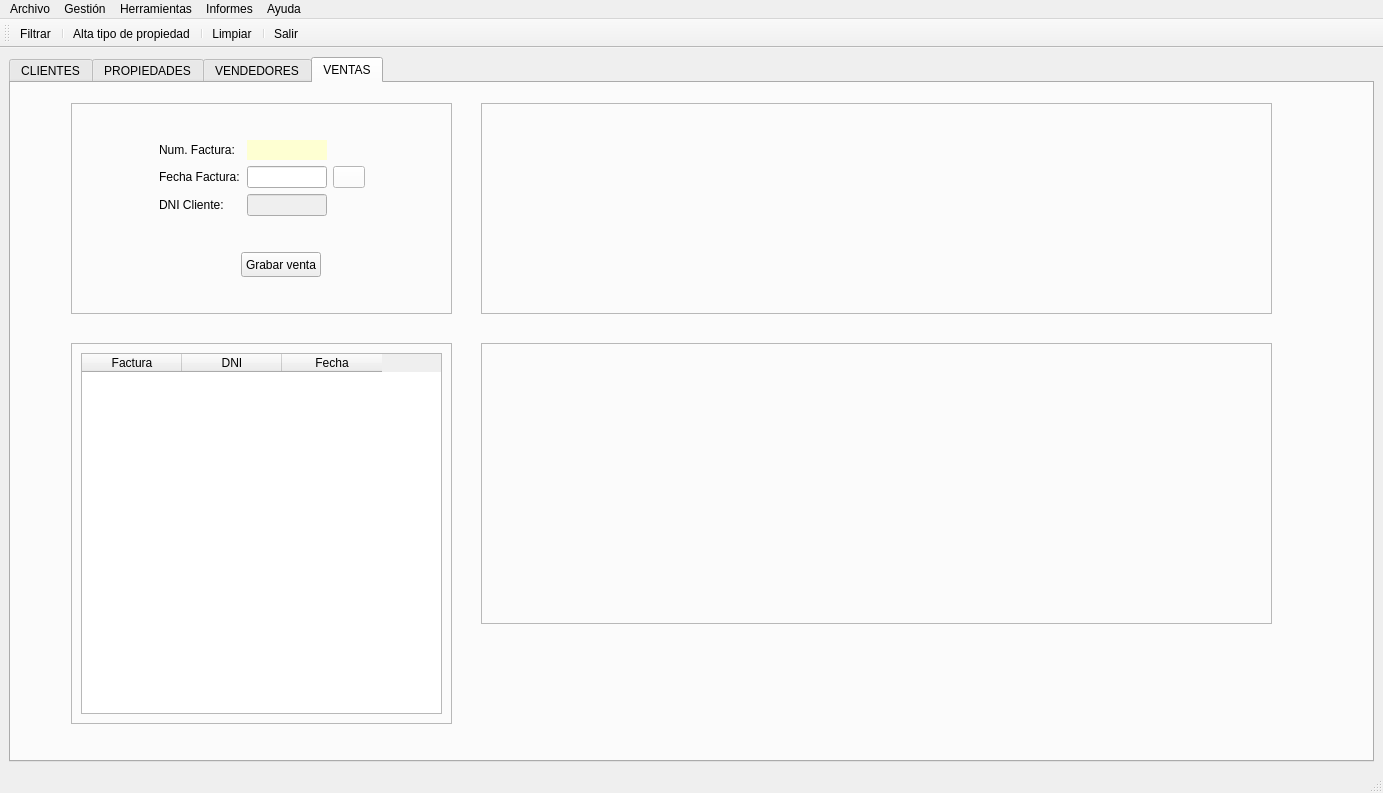
The window that templates/venPrincipal.ui (yelkov/ProyectoDI) describes before a commit, drawn with Qt 5.
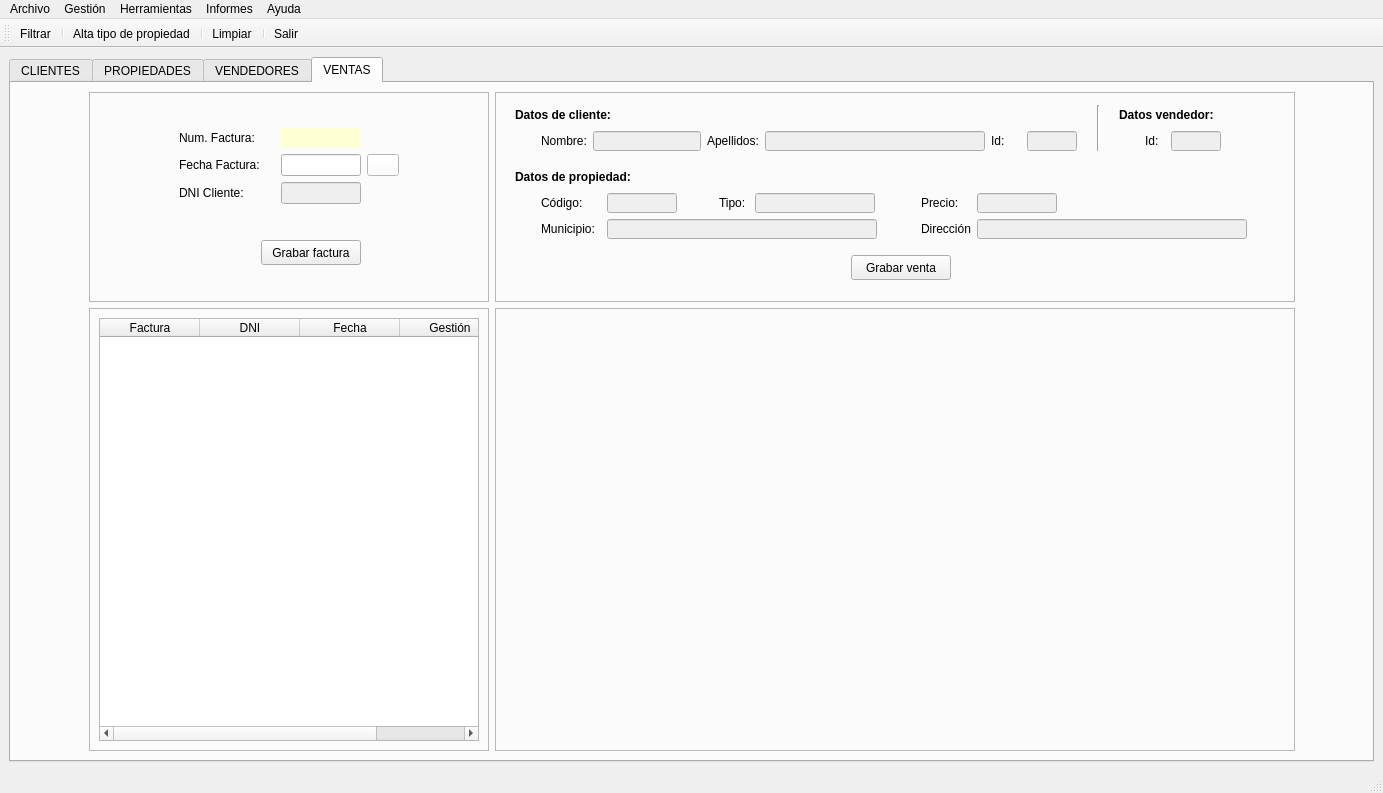
The same window after the commit. Icons and pictures are not drawn.

What changed in the file:
```diff
--- a/templates/venPrincipal.ui
+++ b/templates/venPrincipal.ui
@@ -5061,14 +5061,22 @@
        <attribute name="title">
         <string>VENTAS</string>
        </attribute>
+       <layout class="QGridLayout" name="gridLayout_15">
+        <item row="0" column="2">
+         <layout class="QGridLayout" name="gridLayout_14">
+          <item row="0" column="1">
        <widget class="QFrame" name="frame">
-        <property name="geometry">
-         <rect>
-          <x>60</x>
-          <y>20</y>
-          <width>381</width>
-          <height>211</height>
-         </rect>
+            <property name="minimumSize">
+             <size>
+              <width>400</width>
+              <height>210</height>
+             </size>
+            </property>
+            <property name="maximumSize">
+             <size>
+              <width>400</width>
+              <height>210</height>
+             </size>
         </property>
         <property name="frameShape">
          <enum>QFrame::StyledPanel</enum>
@@ -5194,18 +5202,18 @@
               <widget class="QPushButton" name="btnGrabarFactura">
                <property name="minimumSize">
                 <size>
-                 <width>80</width>
+                     <width>100</width>
                  <height>25</height>
                 </size>
                </property>
                <property name="maximumSize">
                 <size>
-                 <width>80</width>
+                     <width>100</width>
                  <height>25</height>
                 </size>
                </property>
                <property name="text">
-                <string>Grabar venta</string>
+                    <string>Grabar factura</string>
                </property>
               </widget>
              </item>
@@ -5270,14 +5278,45 @@
          </item>
         </layout>
        </widget>
+          </item>
+          <item row="1" column="2">
+           <widget class="QFrame" name="frame_4">
+            <property name="minimumSize">
+             <size>
+              <width>800</width>
+              <height>0</height>
+             </size>
+            </property>
+            <property name="maximumSize">
+             <size>
+              <width>800</width>
+              <height>16777215</height>
+             </size>
+            </property>
+            <property name="frameShape">
+             <enum>QFrame::StyledPanel</enum>
+            </property>
+            <property name="frameShadow">
+             <enum>QFrame::Sunken</enum>
+            </property>
+            <property name="lineWidth">
+             <number>1</number>
+            </property>
+           </widget>
+          </item>
+          <item row="1" column="1">
        <widget class="QFrame" name="frame_2">
-        <property name="geometry">
-         <rect>
-          <x>60</x>
-          <y>260</y>
-          <width>381</width>
-          <height>381</height>
-         </rect>
+            <property name="minimumSize">
+             <size>
+              <width>400</width>
+              <height>0</height>
+             </size>
+            </property>
+            <property name="maximumSize">
+             <size>
+              <width>400</width>
+              <height>16777215</height>
+             </size>
         </property>
         <property name="frameShape">
          <enum>QFrame::StyledPanel</enum>
@@ -5291,6 +5330,9 @@
         <layout class="QGridLayout" name="gridLayout_9">
          <item row="0" column="0">
           <widget class="QTableWidget" name="tablaFacturas">
+               <attribute name="verticalHeaderVisible">
+                <bool>false</bool>
+               </attribute>
            <column>
             <property name="text">
              <string>Factura</string>
@@ -5306,19 +5348,30 @@
              <string>Fecha</string>
             </property>
            </column>
+               <column>
+                <property name="text">
+                 <string>Gestión</string>
+                </property>
+               </column>
           </widget>
          </item>
         </layout>
        </widget>
+          </item>
+          <item row="0" column="2">
        <widget class="QFrame" name="frame_3">
-        <property name="geometry">
-         <rect>
-          <x>470</x>
-          <y>20</y>
-          <width>791</width>
-          <height>211</height>
-         </rect>
-        </property>
+            <property name="minimumSize">
+             <size>
+              <width>800</width>
+              <height>210</height>
+             </size>
+            </property>
+            <property name="maximumSize">
+             <size>
+              <width>800</width>
+              <height>210</height>
+             </size>
+            </property>
         <property name="frameShape">
          <enum>QFrame::StyledPanel</enum>
         </property>
@@ -5328,26 +5381,745 @@
         <property name="lineWidth">
          <number>1</number>
         </property>
-       </widget>
-       <widget class="QFrame" name="frame_4">
+            <widget class="QWidget" name="">
+             <property name="geometry">
+              <rect>
+               <x>20</x>
+               <y>70</y>
+               <width>771</width>
+               <height>124</height>
+              </rect>
+             </property>
+             <layout class="QGridLayout" name="gridLayout_18">
+              <item row="1" column="0">
+               <spacer name="verticalSpacer_15">
+                <property name="orientation">
+                 <enum>Qt::Vertical</enum>
+                </property>
+                <property name="sizeType">
+                 <enum>QSizePolicy::Fixed</enum>
+                </property>
+                <property name="sizeHint" stdset="0">
+                 <size>
+                  <width>20</width>
+                  <height>5</height>
+                 </size>
+                </property>
+               </spacer>
+              </item>
+              <item row="2" column="0">
+               <layout class="QGridLayout" name="gridLayout_16">
+                <item row="0" column="0">
+                 <spacer name="horizontalSpacer_66">
+                  <property name="orientation">
+                   <enum>Qt::Horizontal</enum>
+                  </property>
+                  <property name="sizeHint" stdset="0">
+                   <size>
+                    <width>40</width>
+                    <height>20</height>
+                   </size>
+                  </property>
+                 </spacer>
+                </item>
+                <item row="0" column="1">
+                 <widget class="QPushButton" name="btnGrabarFactura_2">
+                  <property name="minimumSize">
+                   <size>
+                    <width>100</width>
+                    <height>25</height>
+                   </size>
+                  </property>
+                  <property name="maximumSize">
+                   <size>
+                    <width>100</width>
+                    <height>25</height>
+                   </size>
+                  </property>
+                  <property name="text">
+                   <string>Grabar venta</string>
+                  </property>
+                 </widget>
+                </item>
+                <item row="0" column="2">
+                 <spacer name="horizontalSpacer_65">
+                  <property name="orientation">
+                   <enum>Qt::Horizontal</enum>
+                  </property>
+                  <property name="sizeHint" stdset="0">
+                   <size>
+                    <width>40</width>
+                    <height>20</height>
+                   </size>
+                  </property>
+                 </spacer>
+                </item>
+               </layout>
+              </item>
+              <item row="0" column="0">
+               <layout class="QGridLayout" name="gridLayout_12">
+                <item row="1" column="0">
+                 <spacer name="horizontalSpacer_59">
+                  <property name="orientation">
+                   <enum>Qt::Horizontal</enum>
+                  </property>
+                  <property name="sizeType">
+                   <enum>QSizePolicy::Fixed</enum>
+                  </property>
+                  <property name="sizeHint" stdset="0">
+                   <size>
+                    <width>20</width>
+                    <height>13</height>
+                   </size>
+                  </property>
+                 </spacer>
+                </item>
+                <item row="0" column="0" colspan="2">
+                 <widget class="QLabel" name="label_9">
+                  <property name="minimumSize">
+                   <size>
+                    <width>0</width>
+                    <height>20</height>
+                   </size>
+                  </property>
+                  <property name="maximumSize">
+                   <size>
+                    <width>16777215</width>
+                    <height>20</height>
+                   </size>
+                  </property>
+                  <property name="font">
+                   <font>
+                    <weight>75</weight>
+                    <bold>true</bold>
+                   </font>
+                  </property>
+                  <property name="text">
+                   <string>Datos de propiedad:</string>
+                  </property>
+                 </widget>
+                </item>
+                <item row="1" column="1">
+                 <layout class="QHBoxLayout" name="horizontalLayout_48">
+                  <item>
+                   <widget class="QLabel" name="label_10">
+                    <property name="minimumSize">
+                     <size>
+                      <width>60</width>
+                      <height>20</height>
+                     </size>
+                    </property>
+                    <property name="maximumSize">
+                     <size>
+                      <width>60</width>
+                      <height>20</height>
+                     </size>
+                    </property>
+                    <property name="text">
+                     <string>Código:  </string>
+                    </property>
+                   </widget>
+                  </item>
+                  <item>
+                   <widget class="QLineEdit" name="txtcodpropfac">
+                    <property name="enabled">
+                     <bool>false</bool>
+                    </property>
+                    <property name="minimumSize">
+                     <size>
+                      <width>70</width>
+                      <height>20</height>
+                     </size>
+                    </property>
+                    <property name="maximumSize">
+                     <size>
+                      <width>70</width>
+                      <height>20</height>
+                     </size>
+                    </property>
+                   </widget>
+                  </item>
+                  <item>
+                   <spacer name="horizontalSpacer_62">
+                    <property name="orientation">
+                     <enum>Qt::Horizontal</enum>
+                    </property>
+                    <property name="sizeType">
+                     <enum>QSizePolicy::Expanding</enum>
+                    </property>
+                    <property name="sizeHint" stdset="0">
+                     <size>
+                      <width>35</width>
+                      <height>20</height>
+                     </size>
+                    </property>
+                   </spacer>
+                  </item>
+                 </layout>
+                </item>
+                <item row="1" column="3">
+                 <layout class="QHBoxLayout" name="horizontalLayout_50">
+                  <item>
+                   <widget class="QLabel" name="label_12">
+                    <property name="minimumSize">
+                     <size>
+                      <width>50</width>
+                      <height>20</height>
+                     </size>
+                    </property>
+                    <property name="maximumSize">
+                     <size>
+                      <width>50</width>
+                      <height>20</height>
+                     </size>
+                    </property>
+                    <property name="text">
+                     <string>Precio:</string>
+                    </property>
+                   </widget>
+                  </item>
+                  <item>
+                   <widget class="QLineEdit" name="txtpreciofac">
+                    <property name="enabled">
+                     <bool>false</bool>
+                    </property>
+                    <property name="minimumSize">
+                     <size>
+                      <width>80</width>
+                      <height>20</height>
+                     </size>
+                    </property>
+                    <property name="maximumSize">
+                     <size>
+                      <width>80</width>
+                      <height>20</height>
+                     </size>
+                    </property>
+                   </widget>
+                  </item>
+                  <item>
+                   <spacer name="horizontalSpacer_61">
+                    <property name="orientation">
+                     <enum>Qt::Horizontal</enum>
+                    </property>
+                    <property name="sizeType">
+                     <enum>QSizePolicy::Expanding</enum>
+                    </property>
+                    <property name="sizeHint" stdset="0">
+                     <size>
+                      <width>180</width>
+                      <height>20</height>
+                     </size>
+                    </property>
+                   </spacer>
+                  </item>
+                 </layout>
+                </item>
+                <item row="2" column="3">
+                 <layout class="QHBoxLayout" name="horizontalLayout_51">
+                  <item>
+                   <widget class="QLabel" name="label_22">
+                    <property name="minimumSize">
+                     <size>
+                      <width>50</width>
+                      <height>20</height>
+                     </size>
+                    </property>
+                    <property name="maximumSize">
+                     <size>
+                      <width>50</width>
+                      <height>20</height>
+                     </size>
+                    </property>
+                    <property name="text">
+                     <string>Dirección:</string>
+                    </property>
+                   </widget>
+                  </item>
+                  <item>
+                   <widget class="QLineEdit" name="txtdirpropfac">
+                    <property name="enabled">
+                     <bool>false</bool>
+                    </property>
+                    <property name="minimumSize">
+                     <size>
+                      <width>270</width>
+                      <height>20</height>
+                     </size>
+                    </property>
+                    <property name="maximumSize">
+                     <size>
+                      <width>270</width>
+                      <height>20</height>
+                     </size>
+                    </property>
+                   </widget>
+                  </item>
+                  <item>
+                   <spacer name="horizontalSpacer_70">
+                    <property name="orientation">
+                     <enum>Qt::Horizontal</enum>
+                    </property>
+                    <property name="sizeHint" stdset="0">
+                     <size>
+                      <width>40</width>
+                      <height>20</height>
+                     </size>
+                    </property>
+                   </spacer>
+                  </item>
+                 </layout>
+                </item>
+                <item row="2" column="1" colspan="2">
+                 <layout class="QHBoxLayout" name="horizontalLayout_52">
+                  <item>
+                   <widget class="QLabel" name="label_21">
+                    <property name="minimumSize">
+                     <size>
+                      <width>60</width>
+                      <height>20</height>
+                     </size>
+                    </property>
+                    <property name="maximumSize">
+                     <size>
+                      <width>60</width>
+                      <height>20</height>
+                     </size>
+                    </property>
+                    <property name="text">
+                     <string>Municipio:</string>
+                    </property>
+                   </widget>
+                  </item>
+                  <item>
+                   <widget class="QLineEdit" name="txtmunipropfac">
+                    <property name="enabled">
+                     <bool>false</bool>
+                    </property>
+                    <property name="minimumSize">
+                     <size>
+                      <width>270</width>
+                      <height>20</height>
+                     </size>
+                    </property>
+                    <property name="maximumSize">
+                     <size>
+                      <width>270</width>
+                      <height>20</height>
+                     </size>
+                    </property>
+                   </widget>
+                  </item>
+                  <item>
+                   <spacer name="horizontalSpacer_67">
+                    <property name="orientation">
+                     <enum>Qt::Horizontal</enum>
+                    </property>
+                    <property name="sizeHint" stdset="0">
+                     <size>
+                      <width>40</width>
+                      <height>20</height>
+                     </size>
+                    </property>
+                   </spacer>
+                  </item>
+                 </layout>
+                </item>
+                <item row="1" column="2">
+                 <layout class="QHBoxLayout" name="horizontalLayout_49">
+                  <item>
+                   <widget class="QLabel" name="label_11">
+                    <property name="minimumSize">
+                     <size>
+                      <width>30</width>
+                      <height>20</height>
+                     </size>
+                    </property>
+                    <property name="maximumSize">
+                     <size>
+                      <width>30</width>
+                      <height>20</height>
+                     </size>
+                    </property>
+                    <property name="text">
+                     <string>Tipo:</string>
+                    </property>
+                   </widget>
+                  </item>
+                  <item>
+                   <widget class="QLineEdit" name="txttipopropfac">
+                    <property name="enabled">
+                     <bool>false</bool>
+                    </property>
+                    <property name="minimumSize">
+                     <size>
+                      <width>120</width>
+                      <height>20</height>
+                     </size>
+                    </property>
+                    <property name="maximumSize">
+                     <size>
+                      <width>120</width>
+                      <height>20</height>
+                     </size>
+                    </property>
+                   </widget>
+                  </item>
+                  <item>
+                   <spacer name="horizontalSpacer_69">
+                    <property name="orientation">
+                     <enum>Qt::Horizontal</enum>
+                    </property>
+                    <property name="sizeType">
+                     <enum>QSizePolicy::Fixed</enum>
+                    </property>
+                    <property name="sizeHint" stdset="0">
+                     <size>
+                      <width>40</width>
+                      <height>20</height>
+                     </size>
+                    </property>
+                   </spacer>
+                  </item>
+                 </layout>
+                </item>
+               </layout>
+              </item>
+             </layout>
+            </widget>
+            <widget class="QWidget" name="">
         <property name="geometry">
          <rect>
-          <x>470</x>
-          <y>260</y>
-          <width>791</width>
-          <height>281</height>
-         </rect>
-        </property>
-        <property name="frameShape">
-         <enum>QFrame::StyledPanel</enum>
-        </property>
-        <property name="frameShadow">
-         <enum>QFrame::Sunken</enum>
-        </property>
-        <property name="lineWidth">
-         <number>1</number>
-        </property>
-       </widget>
+               <x>20</x>
+               <y>10</y>
+               <width>771</width>
+               <height>52</height>
+              </rect>
+             </property>
+             <layout class="QGridLayout" name="gridLayout_17">
+              <item row="0" column="1">
+               <widget class="Line" name="line_4">
+                <property name="minimumSize">
+                 <size>
+                  <width>30</width>
+                  <height>0</height>
+                 </size>
+                </property>
+                <property name="maximumSize">
+                 <size>
+                  <width>30</width>
+                  <height>16777215</height>
+                 </size>
+                </property>
+                <property name="orientation">
+                 <enum>Qt::Vertical</enum>
+                </property>
+               </widget>
+              </item>
+              <item row="0" column="0">
+               <layout class="QGridLayout" name="gridLayout_10">
+                <item row="0" column="0" colspan="2">
+                 <widget class="QLabel" name="label_7">
+                  <property name="minimumSize">
+                   <size>
+                    <width>100</width>
+                    <height>20</height>
+                   </size>
+                  </property>
+                  <property name="maximumSize">
+                   <size>
+                    <width>100</width>
+                    <height>20</height>
+                   </size>
+                  </property>
+                  <property name="font">
+                   <font>
+                    <weight>75</weight>
+                    <bold>true</bold>
+                   </font>
+                  </property>
+                  <property name="text">
+                   <string>Datos de cliente:</string>
+                  </property>
+                 </widget>
+                </item>
+                <item row="1" column="0">
+                 <spacer name="horizontalSpacer_57">
+                  <property name="orientation">
+                   <enum>Qt::Horizontal</enum>
+                  </property>
+                  <property name="sizeType">
+                   <enum>QSizePolicy::Fixed</enum>
+                  </property>
+                  <property name="sizeHint" stdset="0">
+                   <size>
+                    <width>20</width>
+                    <height>13</height>
+                   </size>
+                  </property>
+                 </spacer>
+                </item>
+                <item row="1" column="1">
+                 <layout class="QHBoxLayout" name="horizontalLayout_42">
+                  <item>
+                   <widget class="QLabel" name="label_5">
+                    <property name="minimumSize">
+                     <size>
+                      <width>0</width>
+                      <height>20</height>
+                     </size>
+                    </property>
+                    <property name="maximumSize">
+                     <size>
+                      <width>16777215</width>
+                      <height>20</height>
+                     </size>
+                    </property>
+                    <property name="text">
+                     <string>Nombre:</string>
+                    </property>
+                   </widget>
+                  </item>
+                  <item>
+                   <widget class="QLineEdit" name="txtnomeclifac">
+                    <property name="enabled">
+                     <bool>false</bool>
+                    </property>
+                    <property name="minimumSize">
+                     <size>
+                      <width>0</width>
+                      <height>20</height>
+                     </size>
+                    </property>
+                    <property name="maximumSize">
+                     <size>
+                      <width>16777215</width>
+                      <height>20</height>
+                     </size>
+                    </property>
+                   </widget>
+                  </item>
+                 </layout>
+                </item>
+                <item row="1" column="2">
+                 <layout class="QHBoxLayout" name="horizontalLayout_43">
+                  <item>
+                   <widget class="QLabel" name="label_6">
+                    <property name="minimumSize">
+                     <size>
+                      <width>0</width>
+                      <height>20</height>
+                     </size>
+                    </property>
+                    <property name="maximumSize">
+                     <size>
+                      <width>16777215</width>
+                      <height>20</height>
+                     </size>
+                    </property>
+                    <property name="text">
+                     <string>Apellidos:</string>
+                    </property>
+                   </widget>
+                  </item>
+                  <item>
+                   <widget class="QLineEdit" name="txtapelclifac">
+                    <property name="enabled">
+                     <bool>false</bool>
+                    </property>
+                    <property name="minimumSize">
+                     <size>
+                      <width>220</width>
+                      <height>20</height>
+                     </size>
+                    </property>
+                    <property name="maximumSize">
+                     <size>
+                      <width>220</width>
+                      <height>20</height>
+                     </size>
+                    </property>
+                   </widget>
+                  </item>
+                 </layout>
+                </item>
+                <item row="1" column="3">
+                 <layout class="QHBoxLayout" name="horizontalLayout_44">
+                  <item>
+                   <widget class="QLabel" name="label_8">
+                    <property name="minimumSize">
+                     <size>
+                      <width>30</width>
+                      <height>20</height>
+                     </size>
+                    </property>
+                    <property name="maximumSize">
+                     <size>
+                      <width>30</width>
+                      <height>20</height>
+                     </size>
+                    </property>
+                    <property name="text">
+                     <string>Id:</string>
+                    </property>
+                   </widget>
+                  </item>
+                  <item>
+                   <widget class="QLineEdit" name="txtidclifac">
+                    <property name="enabled">
+                     <bool>false</bool>
+                    </property>
+                    <property name="minimumSize">
+                     <size>
+                      <width>50</width>
+                      <height>20</height>
+                     </size>
+                    </property>
+                    <property name="maximumSize">
+                     <size>
+                      <width>50</width>
+                      <height>20</height>
+                     </size>
+                    </property>
+                   </widget>
+                  </item>
+                 </layout>
+                </item>
+               </layout>
+              </item>
+              <item row="0" column="2">
+               <layout class="QGridLayout" name="gridLayout_13">
+                <item row="0" column="0" colspan="2">
+                 <widget class="QLabel" name="label_23">
+                  <property name="minimumSize">
+                   <size>
+                    <width>100</width>
+                    <height>20</height>
+                   </size>
+                  </property>
+                  <property name="maximumSize">
+                   <size>
+                    <width>100</width>
+                    <height>20</height>
+                   </size>
+                  </property>
+                  <property name="font">
+                   <font>
+                    <weight>75</weight>
+                    <bold>true</bold>
+                   </font>
+                  </property>
+                  <property name="text">
+                   <string>Datos vendedor:</string>
+                  </property>
+                 </widget>
+                </item>
+                <item row="1" column="0">
+                 <spacer name="horizontalSpacer_60">
+                  <property name="orientation">
+                   <enum>Qt::Horizontal</enum>
+                  </property>
+                  <property name="sizeType">
+                   <enum>QSizePolicy::Fixed</enum>
+                  </property>
+                  <property name="sizeHint" stdset="0">
+                   <size>
+                    <width>20</width>
+                    <height>13</height>
+                   </size>
+                  </property>
+                 </spacer>
+                </item>
+                <item row="1" column="1">
+                 <layout class="QHBoxLayout" name="horizontalLayout_53">
+                  <item>
+                   <widget class="QLabel" name="label_24">
+                    <property name="minimumSize">
+                     <size>
+                      <width>20</width>
+                      <height>20</height>
+                     </size>
+                    </property>
+                    <property name="maximumSize">
+                     <size>
+                      <width>20</width>
+                      <height>20</height>
+                     </size>
+                    </property>
+                    <property name="text">
+                     <string>Id:</string>
+                    </property>
+                   </widget>
+                  </item>
+                  <item>
+                   <widget class="QLineEdit" name="txtidvenfac">
+                    <property name="enabled">
+                     <bool>false</bool>
+                    </property>
+                    <property name="minimumSize">
+                     <size>
+                      <width>50</width>
+                      <height>20</height>
+                     </size>
+                    </property>
+                    <property name="maximumSize">
+                     <size>
+                      <width>50</width>
+                      <height>20</height>
+                     </size>
+                    </property>
+                   </widget>
+                  </item>
+                  <item>
+                   <spacer name="horizontalSpacer_68">
+                    <property name="orientation">
+                     <enum>Qt::Horizontal</enum>
+                    </property>
+                    <property name="sizeHint" stdset="0">
+                     <size>
+                      <width>40</width>
+                      <height>20</height>
+                     </size>
+                    </property>
+                   </spacer>
+                  </item>
+                 </layout>
+                </item>
+               </layout>
+              </item>
+             </layout>
+            </widget>
+           </widget>
+          </item>
+         </layout>
+        </item>
+        <item row="0" column="3">
+         <spacer name="horizontalSpacer_64">
+          <property name="orientation">
+           <enum>Qt::Horizontal</enum>
+          </property>
+          <property name="sizeHint" stdset="0">
+           <size>
+            <width>40</width>
+            <height>20</height>
+           </size>
+          </property>
+         </spacer>
+        </item>
+        <item row="0" column="1">
+         <spacer name="horizontalSpacer_63">
+          <property name="orientation">
+           <enum>Qt::Horizontal</enum>
+          </property>
+          <property name="sizeHint" stdset="0">
+           <size>
+            <width>40</width>
+            <height>20</height>
+           </size>
+          </property>
+         </spacer>
+        </item>
+       </layout>
       </widget>
      </widget>
     </item>
```
Lines whose indentation alone changed are shown as unchanged.
